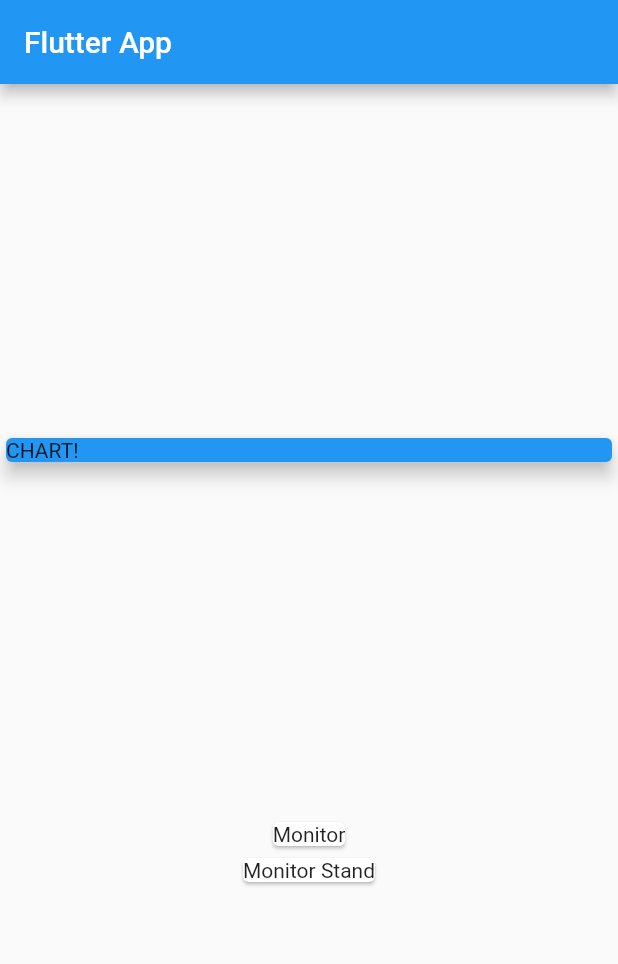
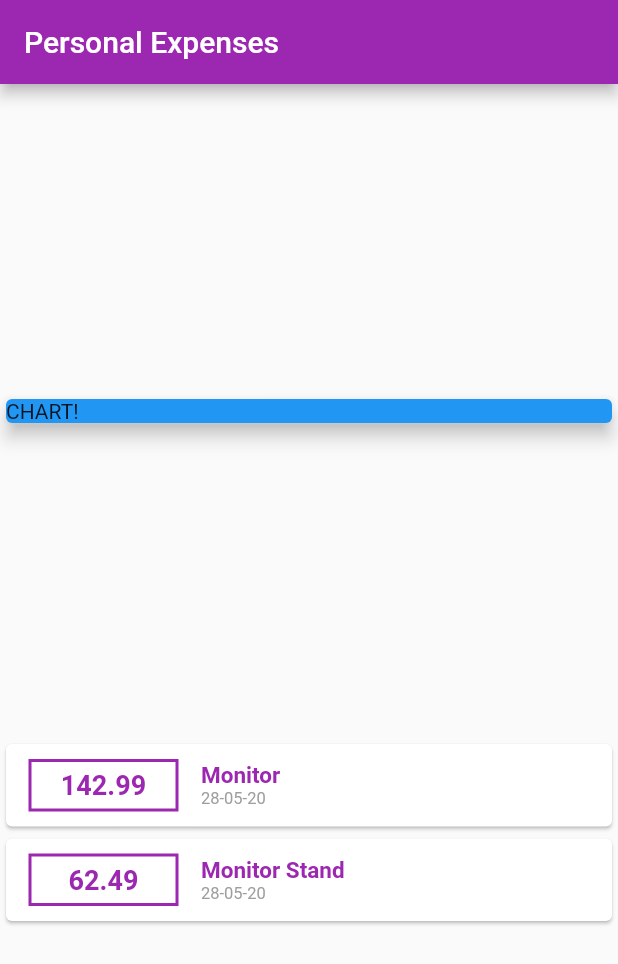
Before and after one commit to Jamiemufu/PersonalExpenses, a Flutter app: the screen it shows after launch, on a phone screen of 412 x 824 dp. Shown: the top 964 px of the screen. Run offline on Flutter 3.47's test engine with Material 2 defaults, Android fonts, the phone set to English and light mode, and no system bars; our stand-ins replace date_format.

Commit message:
Styling and added date formatter

```diff
--- a/lib/main.dart
+++ b/lib/main.dart
@@ -1,4 +1,5 @@
 import 'package:flutter/material.dart';
+import 'package:date_format/date_format.dart';
 
 import './transaction.dart';
 
@@ -30,11 +31,17 @@ class MyHomePage extends StatelessWidget {
     ),
   ];
 
+  // quickly tidy the date
+  _tidyDate(date) {
+    return formatDate(date, [dd, '-', mm, '-', yy]);
+  }
+
   @override
   Widget build(BuildContext context) {
     return Scaffold(
       appBar: AppBar(
-        title: Text('Flutter App'),
+        backgroundColor: Colors.purple,
+        title: Text('Personal Expenses'),
       ),
       // column contains children widgets
       body: Column(
@@ -55,9 +62,47 @@ class MyHomePage extends StatelessWidget {
           Column(
             children: transactions.map((tx) {
               return Card(
-                child: Text(
-                  tx.title
-                ),
+                child: Row(
+                  // inside this row we have a container and a column
+                  children: <Widget>[
+                    Container(
+                      alignment: Alignment.center,
+                      margin: EdgeInsets.symmetric(vertical: 10, horizontal: 15),
+                      decoration: BoxDecoration(border: Border.all(color: Colors.purple, width: 2,)),
+                      padding: EdgeInsets.all(5),
+                      width: 100,
+                      child: Text(
+                        tx.amount.toString(),
+                        style: TextStyle(
+                          fontSize: 18,
+                          fontWeight: FontWeight.bold,
+                          color: Colors.purple,
+                        ),
+                      ),
+                    ),
+                    Column(
+                      mainAxisAlignment: MainAxisAlignment.start,
+                      crossAxisAlignment: CrossAxisAlignment.start,
+                      children: <Widget>[
+                        Text(
+                          tx.title,
+                          style: TextStyle(
+                            fontSize: 15,
+                            color: Colors.purple,
+                            fontWeight: FontWeight.bold,
+                          ),
+                        ),
+                        Text(
+                          _tidyDate(tx.date),
+                          style: TextStyle(
+                            fontSize: 11,
+                            color: Colors.grey,
+                          ),
+                        )
+                      ],
+                    )
+                  ],
+                )
               );
             }).toList(),
           )
--- a/pubspec.yaml
+++ b/pubspec.yaml
@@ -23,6 +23,7 @@ environment:
 dependencies:
   flutter:
     sdk: flutter
+  date_format: ^1.0.8
 
 
   # The following adds the Cupertino Icons font to your application.
```
Also changed, not shown: pubspec.lock.
